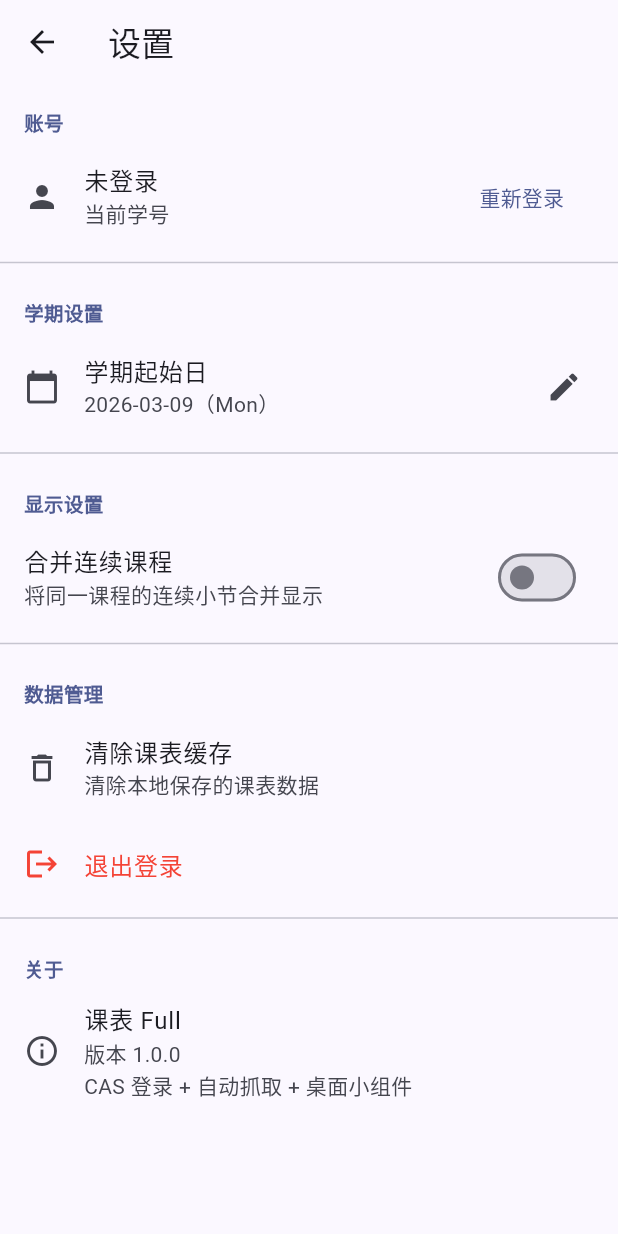
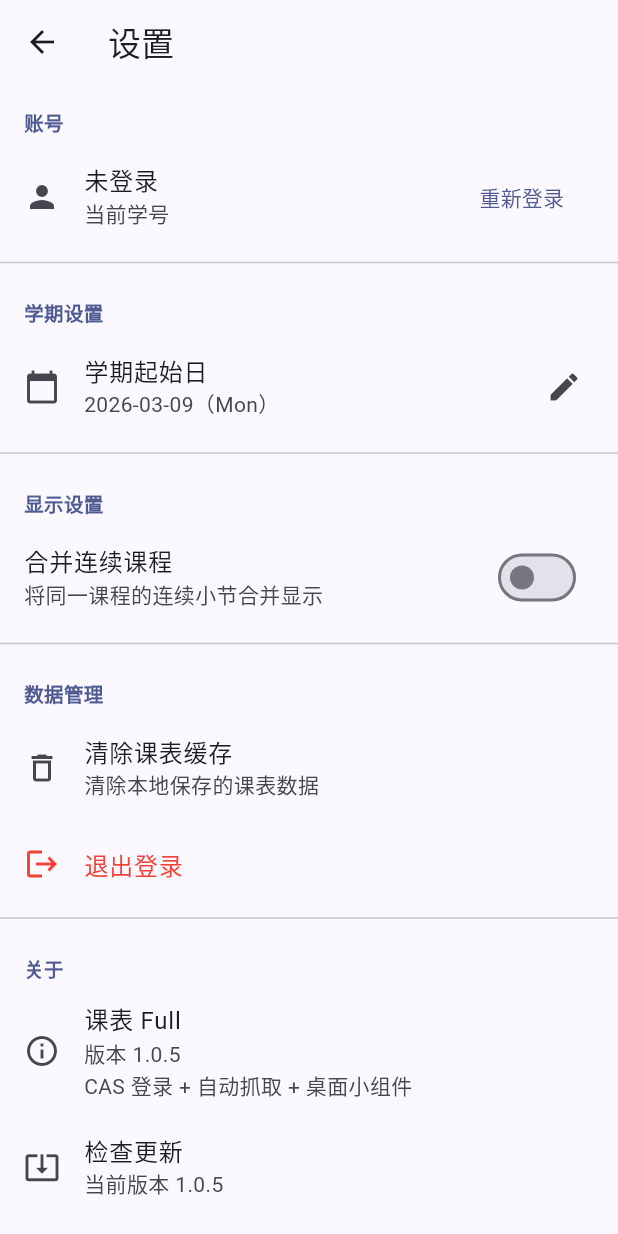
Before and after one commit to chenzhuoxi/GDUST_timetable_full, a Flutter app: the TimetablePage screen opened directly, after a tap on the "grid view" icon, after a tap on the "settings" icon, on a phone screen of 412 x 824 dp. Run offline on Flutter 3.47's test engine with Material 3 defaults, Android fonts, the phone set to English and light mode, and no system bars; our stand-ins replace file_picker, shared_preferences; missing offline and left inert: home_widget; accounts and stored records are empty; network calls fail.

Commit message:
v1.0.6: 检查更新功能 + INTERNET 权限修复 + 构建环境记录
- 新增 UpdateService: 启动静默检查更新 + 设置页手动检查
- 修复 AndroidManifest 缺失 INTERNET 权限
- 添加 url_launcher 依赖（更新下载用）
- 添加 .fvmrc / BUILD_ENV.md 构建环境记录
- .gitignore 补全 (*.apk, .fvm/)

```diff
--- a/lib/main.dart
+++ b/lib/main.dart
@@ -5,6 +5,7 @@ import 'package:shared_preferences/shared_preferences.dart';
 import 'package:intl/intl.dart';
 import 'package:file_picker/file_picker.dart';
 import 'package:home_widget/home_widget.dart';
+import 'package:url_launcher/url_launcher.dart';
 
 import 'models/course.dart';
 import 'services/local_timetable_service.dart';
@@ -12,6 +13,7 @@ import 'services/auth_service.dart';
 import 'services/timetable_service.dart';
 import 'screens/settings_screen.dart';
 import 'screens/login_screen.dart';
+import 'services/update_service.dart';
 
 void main() => runApp(const GdustApp());
 
@@ -51,6 +53,8 @@ class _TimetablePageState extends State<TimetablePage> {
   bool _gridMode = false;
   bool _mergeCourses = false;
   late PageController _weekdayPageController;
+  bool _showUpdateBanner = false;
+  UpdateInfo? _updateInfo;
 
   @override
   void initState() {
@@ -92,6 +96,19 @@ class _TimetablePageState extends State<TimetablePage> {
     // 有缓存就不抓，没缓存自动抓
     if (!loaded || _loadedEmpty) {
       await _fetchFromServer();
+    }
+    // 启动后静默检查更新
+    _silentCheckUpdate();
+  }
+
+  Future<void> _silentCheckUpdate() async {
+    final info = await UpdateService.checkUpdate();
+    if (!mounted) return;
+    if (info.hasUpdate) {
+      setState(() {
+        _showUpdateBanner = true;
+        _updateInfo = info;
+      });
     }
   }
 
@@ -276,7 +293,12 @@ class _TimetablePageState extends State<TimetablePage> {
           ),
         ],
       ),
-      body: _buildBody(selectedWeek),
+      body: Column(
+        children: [
+          if (_showUpdateBanner && _updateInfo != null) _buildUpdateBanner(),
+          Expanded(child: _buildBody(selectedWeek)),
+        ],
+      ),
     );
   }
 
@@ -316,6 +338,36 @@ class _TimetablePageState extends State<TimetablePage> {
       onChanged: (v) {
         if (v != null) setState(() => selectedWeek = v);
       },
+    );
+  }
+
+  Widget _buildUpdateBanner() {
+    final info = _updateInfo!;
+    return MaterialBanner(
+      padding: const EdgeInsets.symmetric(horizontal: 12, vertical: 4),
+      content: Text(
+        '发现新版本 v${info.latestVersion}（当前 v${info.currentVersion}）',
+        style: const TextStyle(fontSize: 13),
+      ),
+      leading: const Icon(Icons.system_update, color: Colors.orange),
+      backgroundColor: Colors.orange.shade50,
+      actions: [
+        TextButton(
+          onPressed: () => setState(() => _showUpdateBanner = false),
+          child: const Text('忽略'),
+        ),
+        FilledButton(
+          style: FilledButton.styleFrom(
+            padding: const EdgeInsets.symmetric(horizontal: 12),
+            minimumSize: const Size(0, 32),
+          ),
+          onPressed: () => launchUrl(
+            Uri.parse(info.downloadUrl),
+            mode: LaunchMode.externalApplication,
+          ),
+          child: const Text('下载', style: TextStyle(fontSize: 13)),
+        ),
+      ],
     );
   }
 
--- a/lib/screens/settings_screen.dart
+++ b/lib/screens/settings_screen.dart
@@ -1,8 +1,10 @@
 import 'package:flutter/material.dart';
 import 'package:intl/intl.dart';
+import 'package:url_launcher/url_launcher.dart';
 import '../models/course.dart';
 import '../services/local_timetable_service.dart';
 import '../services/auth_service.dart';
+import '../services/update_service.dart';
 import 'login_screen.dart';
 
 class SettingsScreen extends StatefulWidget {
@@ -110,6 +112,80 @@ class _SettingsScreenState extends State<SettingsScreen> {
     }
   }
 
+  Future<void> _checkUpdate() async {
+    if (!mounted) return;
+    ScaffoldMessenger.of(context).showSnackBar(
+      const SnackBar(
+        content: Row(children: [
+          SizedBox(width: 16, height: 16, child: CircularProgressIndicator(strokeWidth: 2, color: Colors.white)),
+          SizedBox(width: 12),
+          Text('正在检查更新...'),
+        ]),
+        duration: Duration(seconds: 10),
+      ),
+    );
+
+    final info = await UpdateService.checkUpdate();
+    if (!mounted) return;
+
+    ScaffoldMessenger.of(context).hideCurrentSnackBar();
+
+    if (info.hasUpdate) {
+      _showUpdateDialog(info);
+    } else {
+      ScaffoldMessenger.of(context).showSnackBar(
+        const SnackBar(content: Text('已是最新版本 ✓')),
+      );
+    }
+  }
+
+  void _showUpdateDialog(UpdateInfo info) {
+    showDialog(
+      context: context,
+      builder: (ctx) => AlertDialog(
+        title: const Row(children: [
+          Icon(Icons.system_update, color: Colors.orange),
+          SizedBox(width: 8),
+          Text('发现新版本'),
+        ]),
+        content: Column(
+          mainAxisSize: MainAxisSize.min,
+          crossAxisAlignment: CrossAxisAlignment.start,
+          children: [
+            Text('当前: v${info.currentVersion}  →  最新: v${info.latestVersion}'),
+            if (info.releaseNotes != null && info.releaseNotes!.isNotEmpty) ...[
+              const SizedBox(height: 12),
+              Container(
+                constraints: const BoxConstraints(maxHeight: 200),
+                child: SingleChildScrollView(
+                  child: Text(
+                    info.releaseNotes!,
+                    style: TextStyle(fontSize: 13, color: Colors.grey.shade700),
+                  ),
+                ),
+              ),
+            ],
+          ],
+        ),
+        actions: [
+          TextButton(
+            onPressed: () => Navigator.pop(ctx),
+            child: const Text('以后再说'),
+          ),
+          FilledButton.icon(
+            icon: const Icon(Icons.download, size: 18),
+            label: const Text('去下载'),
+            onPressed: () {
+              Navigator.pop(ctx);
+              launchUrl(Uri.parse(info.downloadUrl),
+                  mode: LaunchMode.externalApplication);
+            },
+          ),
+        ],
+      ),
+    );
+  }
+
   @override
   Widget build(BuildContext context) {
     return Scaffold(
@@ -166,10 +242,16 @@ class _SettingsScreenState extends State<SettingsScreen> {
           const Divider(),
 
           const _SectionHeader('关于'),
-          const ListTile(
-            leading: Icon(Icons.info_outline),
-            title: Text('课表 Full'),
-            subtitle: Text('版本 1.0.0\nCAS 登录 + 自动抓取 + 桌面小组件'),
+          ListTile(
+            leading: const Icon(Icons.info_outline),
+            title: const Text('课表 Full'),
+            subtitle: const Text('版本 1.0.5\nCAS 登录 + 自动抓取 + 桌面小组件'),
+          ),
+          ListTile(
+            leading: const Icon(Icons.system_update_alt),
+            title: const Text('检查更新'),
+            subtitle: Text('当前版本 1.0.5'),
+            onTap: _checkUpdate,
           ),
         ],
       ),
--- /dev/null
+++ b/lib/services/update_service.dart
@@ -0,0 +1,101 @@
+import 'dart:convert';
+import 'package:http/http.dart' as http;
+
+class UpdateInfo {
+  final bool hasUpdate;
+  final String currentVersion;
+  final String latestVersion;
+  final String downloadUrl;
+  final String? releaseNotes;
+  final String? publishedAt;
+
+  const UpdateInfo({
+    required this.hasUpdate,
+    required this.currentVersion,
+    required this.latestVersion,
+    required this.downloadUrl,
+    this.releaseNotes,
+    this.publishedAt,
+  });
+}
+
+class UpdateService {
+  static const _repoOwner = 'chenzhuoxi';
+  static const _repoName = 'GDUST_timetable_full';
+  static const _currentVersion = '1.0.6'; // 与 pubspec.yaml 保持同步
+
+  /// 检查 GitHub Releases 最新版本
+  static Future<UpdateInfo> checkUpdate() async {
+    try {
+      final uri = Uri.parse(
+        'https://api.github.com/repos/$_repoOwner/$_repoName/releases/latest',
+      );
+      final response = await http.get(uri, headers: {
+        'Accept': 'application/vnd.github.v3+json',
+      }).timeout(const Duration(seconds: 8));
+
+      if (response.statusCode != 200) {
+        return UpdateInfo(
+          hasUpdate: false,
+          currentVersion: _currentVersion,
+          latestVersion: _currentVersion,
+          downloadUrl: _releasesPage(),
+        );
+      }
+
+      final json = jsonDecode(response.body) as Map<String, dynamic>;
+      final tagName = (json['tag_name'] as String?) ?? '';
+      // tag 格式如 "v1.0.5"，去掉前导 v
+      final latestVersion = tagName.startsWith('v')
+          ? tagName.substring(1)
+          : tagName;
+
+      final hasUpdate = _compareVersions(latestVersion, _currentVersion) > 0;
+
+      // APK 下载地址：优先用 GitHub Release 的 asset，fallback 到 server4
+      String downloadUrl = _releasesPage();
+      final assets = json['assets'] as List<dynamic>?;
+      if (assets != null && assets.isNotEmpty) {
+        for (final a in assets) {
+          final name = (a['name'] as String?) ?? '';
+          if (name.endsWith('.apk')) {
+            downloadUrl = (a['browser_download_url'] as String?) ?? downloadUrl;
+            break;
+          }
+        }
+      }
+
+      return UpdateInfo(
+        hasUpdate: hasUpdate,
+        currentVersion: _currentVersion,
+        latestVersion: latestVersion,
+        downloadUrl: downloadUrl,
+        releaseNotes: json['body'] as String?,
+        publishedAt: json['published_at'] as String?,
+      );
+    } catch (_) {
+      // 网络错误 / JSON 解析失败 → 忽略，不骚扰用户
+      return UpdateInfo(
+        hasUpdate: false,
+        currentVersion: _currentVersion,
+        latestVersion: _currentVersion,
+        downloadUrl: _releasesPage(),
+      );
+    }
+  }
+
+  /// 比较语义版本号。返回正数表示 a > b，负数 a < b，0 相等。
+  static int _compareVersions(String a, String b) {
+    final aParts = a.split('.').map((s) => int.tryParse(s) ?? 0).toList();
+    final bParts = b.split('.').map((s) => int.tryParse(s) ?? 0).toList();
+    for (int i = 0; i < 3; i++) {
+      final aNum = i < aParts.length ? aParts[i] : 0;
+      final bNum = i < bParts.length ? bParts[i] : 0;
+      if (aNum != bNum) return aNum - bNum;
+    }
+    return 0;
+  }
+
+  static String _releasesPage() =>
+      'https://github.com/$_repoOwner/$_repoName/releases';
+}
--- a/pubspec.yaml
+++ b/pubspec.yaml
@@ -1,7 +1,7 @@
 name: gdust_full
 description: GDUST 课表查看工具 Full 版 — CAS 登录 + 自动抓取
 publish_to: 'none'
-version: 1.0.0+1
+version: 1.0.6+6
 
 environment:
   sdk: '>=2.19.6 <4.0.0'
@@ -16,6 +16,7 @@ dependencies:
   file_picker: ^5.0.0
   home_widget: ^0.7.0
   http: ^1.1.0
+  url_launcher: ^6.1.0
 
 dev_dependencies:
   flutter_test:
```
Also changed, not shown: 11 other files.
